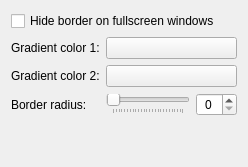
Before: the Qt Designer form kcm/ui/borderglowconfigform.ui in bartekldw/borderglow, drawn with Qt 5.
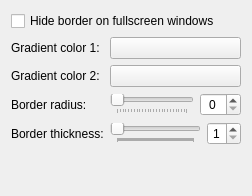
After: the same form once the commit is applied. Custom widgets are drawn as their Qt base class.

Commit message: Add border thickness UI entry to KCM and value getter in main BorderGlow

What changed in the file:
```diff
--- a/kcm/ui/borderglowconfigform.ui
+++ b/kcm/ui/borderglowconfigform.ui
@@ -69,6 +69,43 @@
        </item>
       </layout>
      </item>
+     <item row="3" column="0">
+      <widget class="QLabel" name="borderThicknessLabel">
+       <property name="text">
+        <string>Border thickness:</string>
+       </property>
+      </widget>
+     </item>
+     <item row="3" column="1">
+      <layout class="QHBoxLayout" name="borderThicknessLayout">
+       <item>
+        <widget class="QSlider" name="kcfg_BorderThickness">
+         <property name="orientation">
+          <enum>Qt::Horizontal</enum>
+         </property>
+         <property name="tickPosition">
+          <enum>QSlider::TicksBelow</enum>
+         </property>
+         <property name="tickInterval">
+          <number>1</number>
+         </property>
+        </widget>
+       </item>
+       <item>
+        <widget class="QSpinBox" name="borderThicknessPreview">
+         <property name="minimum">
+          <number>1</number>
+         </property>
+         <property name="maximum">
+          <number>6</number>
+         </property>
+         <property name="alignment">
+          <set>Qt::AlignCenter</set>
+         </property>
+        </widget>
+       </item>
+      </layout>
+     </item>
     </layout>
    </item>
    <item>
```
The commit also changes 4 other files.
